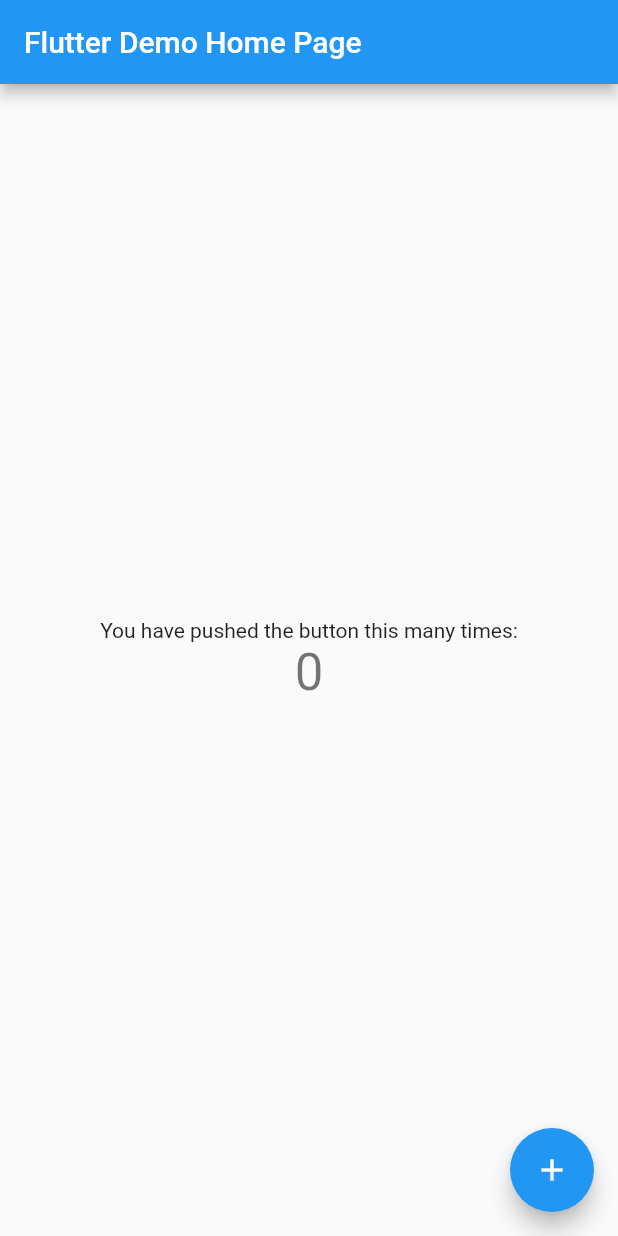
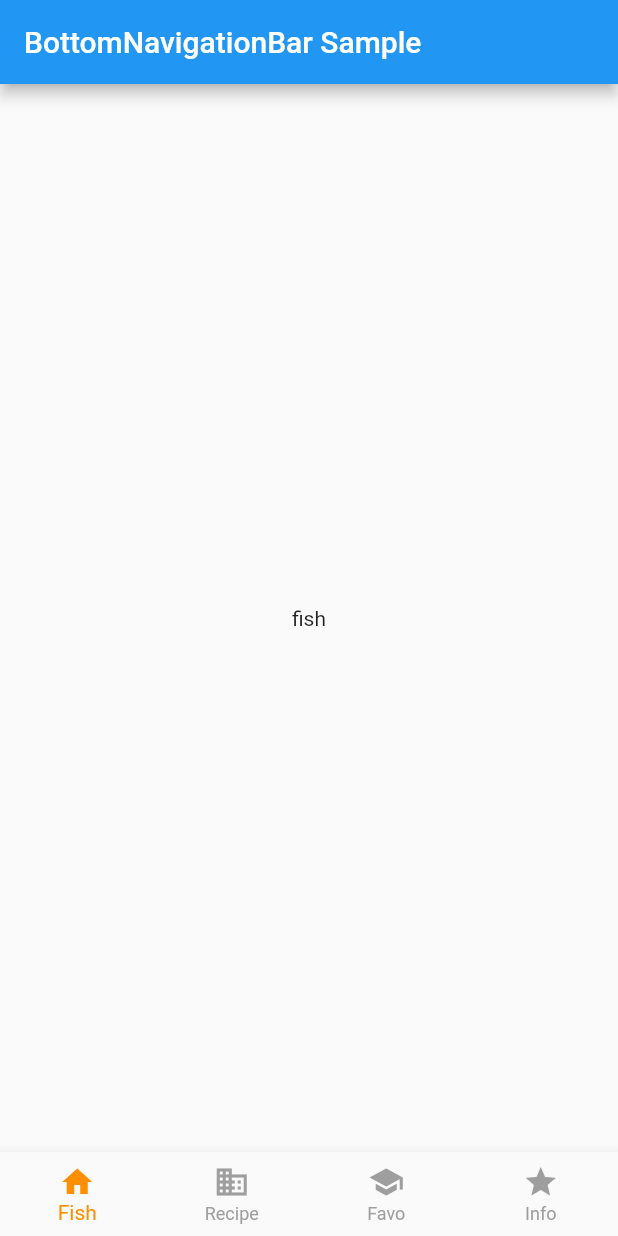
Before and after one commit to kalupas226/osakana, a Flutter app: the screen it shows after launch, on a phone screen of 412 x 824 dp. Run offline on Flutter 3.47's test engine with Material 2 defaults, Android fonts, the phone set to English and light mode, and no system bars.

Commit message:
add some files

```diff
--- a/lib/main.dart
+++ b/lib/main.dart
@@ -1,111 +1,82 @@
 import 'package:flutter/material.dart';
+import 'src/screens/favorite_list.dart';
+import 'src/screens/fish_list.dart';
+import 'src/screens/info.dart';
+import 'src/screens/recipe_list.dart';
 
 void main() => runApp(MyApp());
 
 class MyApp extends StatelessWidget {
-  // This widget is the root of your application.
   @override
   Widget build(BuildContext context) {
     return MaterialApp(
       title: 'Flutter Demo',
       theme: ThemeData(
-        // This is the theme of your application.
-        //
-        // Try running your application with "flutter run". You'll see the
-        // application has a blue toolbar. Then, without quitting the app, try
-        // changing the primarySwatch below to Colors.green and then invoke
-        // "hot reload" (press "r" in the console where you ran "flutter run",
-        // or simply save your changes to "hot reload" in a Flutter IDE).
-        // Notice that the counter didn't reset back to zero; the application
-        // is not restarted.
         primarySwatch: Colors.blue,
       ),
-      home: MyHomePage(title: 'Flutter Demo Home Page'),
+      home: const MyHomePage(),
     );
   }
 }
 
 class MyHomePage extends StatefulWidget {
-  MyHomePage({Key key, this.title}) : super(key: key);
-
-  // This widget is the home page of your application. It is stateful, meaning
-  // that it has a State object (defined below) that contains fields that affect
-  // how it looks.
-
-  // This class is the configuration for the state. It holds the values (in this
-  // case the title) provided by the parent (in this case the App widget) and
-  // used by the build method of the State. Fields in a Widget subclass are
-  // always marked "final".
-
-  final String title;
+  const MyHomePage({Key key}) : super(key: key);
 
   @override
   _MyHomePageState createState() => _MyHomePageState();
 }
 
 class _MyHomePageState extends State<MyHomePage> {
-  int _counter = 0;
+  int _selectedIndex = 0;
+  static const TextStyle optionStyle =
+      TextStyle(fontSize: 30, fontWeight: FontWeight.bold);
+  static const List<Widget> _widgetOptions = <Widget>[
+    FishList(),
+    RecipeList(),
+    FavoriteList(),
+    Info(),
+  ];
 
-  void _incrementCounter() {
+  void _onItemTapped(int index) {
     setState(() {
-      // This call to setState tells the Flutter framework that something has
-      // changed in this State, which causes it to rerun the build method below
-      // so that the display can reflect the updated values. If we changed
-      // _counter without calling setState(), then the build method would not be
-      // called again, and so nothing would appear to happen.
-      _counter++;
+      _selectedIndex = index;
     });
   }
 
   @override
   Widget build(BuildContext context) {
-    // This method is rerun every time setState is called, for instance as done
-    // by the _incrementCounter method above.
-    //
-    // The Flutter framework has been optimized to make rerunning build methods
-    // fast, so that you can just rebuild anything that needs updating rather
-    // than having to individually change instances of widgets.
     return Scaffold(
       appBar: AppBar(
-        // Here we take the value from the MyHomePage object that was created by
-        // the App.build method, and use it to set our appbar title.
-        title: Text(widget.title),
+        title: const Text('BottomNavigationBar Sample'),
       ),
       body: Center(
-        // Center is a layout widget. It takes a single child and positions it
-        // in the middle of the parent.
-        child: Column(
-          // Column is also a layout widget. It takes a list of children and
-          // arranges them vertically. By default, it sizes itself to fit its
-          // children horizontally, and tries to be as tall as its parent.
-          //
-          // Invoke "debug painting" (press "p" in the console, choose the
-          // "Toggle Debug Paint" action from the Flutter Inspector in Android
-          // Studio, or the "Toggle Debug Paint" command in Visual Studio Code)
-          // to see the wireframe for each widget.
-          //
-          // Column has various properties to control how it sizes itself and
-          // how it positions its children. Here we use mainAxisAlignment to
-          // center the children vertically; the main axis here is the vertical
-          // axis because Columns are vertical (the cross axis would be
-          // horizontal).
-          mainAxisAlignment: MainAxisAlignment.center,
-          children: <Widget>[
-            Text(
-              'You have pushed the button this many times:',
-            ),
-            Text(
-              '$_counter',
-              style: Theme.of(context).textTheme.display1,
-            ),
-          ],
-        ),
+        child: _widgetOptions.elementAt(_selectedIndex),
       ),
-      floatingActionButton: FloatingActionButton(
-        onPressed: _incrementCounter,
-        tooltip: 'Increment',
-        child: Icon(Icons.add),
-      ), // This trailing comma makes auto-formatting nicer for build methods.
+      bottomNavigationBar: BottomNavigationBar(
+        unselectedItemColor: Colors.grey,
+        currentIndex: _selectedIndex,
+        selectedItemColor: Colors.amber[800],
+        onTap: _onItemTapped,
+        type: BottomNavigationBarType.fixed,
+        items: const <BottomNavigationBarItem>[
+          BottomNavigationBarItem(
+            icon: Icon(Icons.home),
+            title: Text('Fish'),
+          ),
+          BottomNavigationBarItem(
+            icon: Icon(Icons.business),
+            title: Text('Recipe'),
+          ),
+          BottomNavigationBarItem(
+            icon: Icon(Icons.school),
+            title: Text('Favo'),
+          ),
+          BottomNavigationBarItem(
+            icon: Icon(Icons.star),
+            title: Text('Info'),
+          ),
+        ],
+      ),
     );
   }
 }
--- a/lib/src/screens/fish_list.dart
+++ b/lib/src/screens/fish_list.dart
@@ -0,0 +1,11 @@
+import 'package:flutter/material.dart';
+
+class FishList extends StatelessWidget {
+  const FishList();
+  @override
+  Widget build(BuildContext context) {
+    return Center(
+      child: const Text('fish'),
+    );
+  }
+}
--- a/pubspec.yaml
+++ b/pubspec.yaml
@@ -23,6 +23,7 @@ dependencies:
   # The following adds the Cupertino Icons font to your application.
   # Use with the CupertinoIcons class for iOS style icons.
   cupertino_icons: ^0.1.2
+  url_launcher: ^5.2.5
 
 dev_dependencies:
   flutter_test:
```
Also changed, not shown: lib/src/screens/favorite_list.dart (+11 -0 lines), lib/src/screens/info.dart (+182 -0 lines), lib/src/screens/recipe_list.dart (+11 -0 lines), pubspec.lock, 6 other files.
